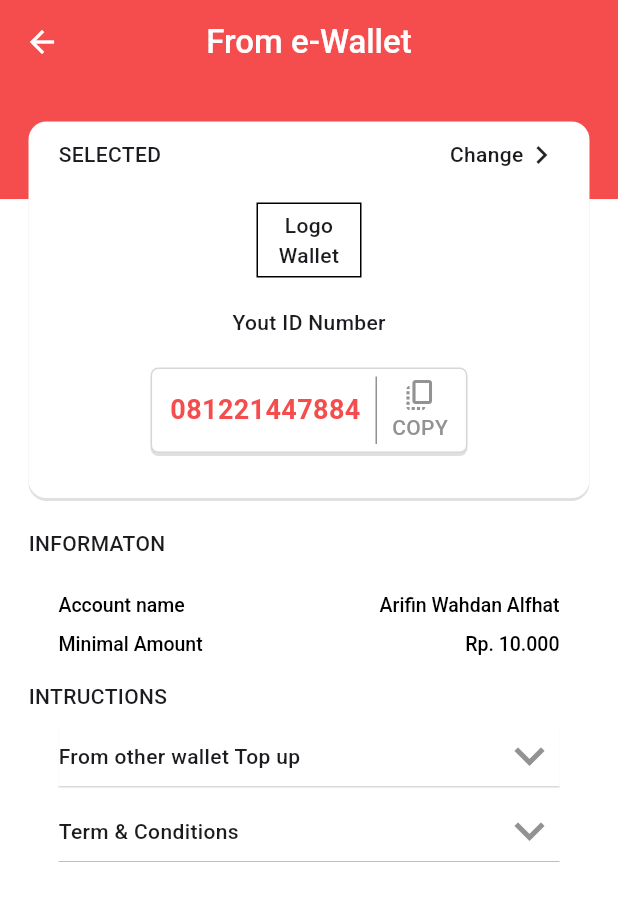
After one commit to qhmd/slice_ui, a Flutter app: the Slice8 screen opened directly, on a phone screen of 412 x 824 dp. The commit adds this screen. Shown: the top 901 px of the screen. Run offline on Flutter 3.47's test engine with Material 3 defaults, Android fonts, the phone set to English and light mode, and no system bars; our stand-ins replace flutter_dash; network calls fail.

Commit message:
add slide 8

```diff
--- a/lib/main.dart
+++ b/lib/main.dart
@@ -6,6 +6,7 @@ import 'package:slicing_1/page/slice_4.dart';
 import 'package:slicing_1/page/slice_5.dart';
 import 'package:slicing_1/page/slide.dart';
 import 'package:slicing_1/page/slide7.dart';
+import 'package:slicing_1/page/slide8.dart';
 import 'package:slicing_1/page/slide_6.dart';
 
 void main() {
@@ -20,7 +21,7 @@ class MainApp extends StatefulWidget {
 }
 
 class _MainAppState extends State<MainApp> {
-  final List<Widget> _page = [Slice1(), Slice2(), Slide(), Slice3(), Slice4(), Slice5(), Slice6(), Slide7()];
+  final List<Widget> _page = [Slice1(), Slice2(), Slide(), Slice3(), Slice4(), Slice5(), Slice6(), Slide7(), Slice8()];
   int _indexPage = 0;
 
   @override
@@ -47,6 +48,7 @@ class _MainAppState extends State<MainApp> {
             BottomNavigationBarItem(icon: Icon(Icons.home), label: "Slice for 5"),
             BottomNavigationBarItem(icon: Icon(Icons.home), label: "Slice for 6"),
             BottomNavigationBarItem(icon: Icon(Icons.home), label: "Slice for 7"),
+            BottomNavigationBarItem(icon: Icon(Icons.home), label: "Slice for 8"),
           ],
         ),
       ),
--- a/lib/page/slice_4.dart
+++ b/lib/page/slice_4.dart
@@ -14,11 +14,10 @@ class Slice4State extends State<Slice4> {
       appBar: AppBar(
         backgroundColor: const Color.fromARGB(255, 231, 231, 231),
         leading: Icon(Icons.arrow_back_ios),
-        title: Center(
-          child: Text(
-            "Input Jumlah Saldo",
-            style: TextStyle(fontWeight: FontWeight.w400, fontSize: 20),
-          ),
+        centerTitle: true,
+        title: Text(
+          "Input Jumlah Saldo",
+          style: TextStyle(fontWeight: FontWeight.w400, fontSize: 20),
         ),
       ),
       body: Container(
--- a/lib/page/slide7.dart
+++ b/lib/page/slide7.dart
@@ -123,20 +123,6 @@ class Slide7 extends StatelessWidget {
                           mainAxisAlignment: MainAxisAlignment.spaceBetween,
                           children: [
                             const Text(
-                              "Recipient",
-                              style: TextStyle(fontFamily: "Roboto"),
-                            ),
-                            const Text(
-                              "ARIEF WAHDANI  ALFHAT",
-                              style: TextStyle(fontFamily: "Roboto"),
-                            ),
-                          ],
-                        ),
-                        const SizedBox(height: 20),
-                        Row(
-                          mainAxisAlignment: MainAxisAlignment.spaceBetween,
-                          children: [
-                            const Text(
                               "Bank Destination",
                               style: TextStyle(fontFamily: "Roboto"),
                             ),
@@ -182,7 +168,9 @@ class Slide7 extends StatelessWidget {
                         Row(
                           mainAxisAlignment: MainAxisAlignment.spaceAround,
                           children: [
-                            Row(
+                            GestureDetector(
+                              onTap: () {print("tes");},
+                              child: Row(
                                 children: [
                                   const Icon(Icons.download, color: Colors.blue),
                                   const SizedBox(width: 10),
@@ -192,7 +180,10 @@ class Slide7 extends StatelessWidget {
                                   ),
                                 ],
                               ),
-                            Row(
+                            ),
+                            GestureDetector(
+                              onTap: () {},
+                              child: Row(
                                 children: [
                                   const Icon(Icons.share_rounded, color: Colors.blue),
                                   const SizedBox(width: 10),
@@ -201,6 +192,7 @@ class Slide7 extends StatelessWidget {
                                     style: TextStyle(color: Colors.blue),
                                   ),
                                 ],
+                              ),
                             ),
                           ],
                         ),
--- /dev/null
+++ b/lib/page/slide8.dart
@@ -0,0 +1,339 @@
+import 'package:flutter/material.dart';
+
+class Slice8 extends StatefulWidget {
+  const Slice8({super.key});
+
+  @override
+  State<Slice8> createState() => _Slice8State();
+}
+
+class _Slice8State extends State<Slice8> {
+  bool dropDown1 = false;
+  bool dropDown2 = false;
+  @override
+  Widget build(BuildContext context) {
+    return Scaffold(
+      appBar: AppBar(
+        centerTitle: true,
+        backgroundColor: const Color(0xFFF54D4D),
+        leading: const Icon(Icons.arrow_back, color: Colors.white),
+        title: const Text(
+          "From e-Wallet",
+          style: TextStyle(color: Colors.white),
+        ),
+      ),
+      body: Stack(
+        children: [
+          Column(
+            children: [
+              Expanded(
+                flex: 1,
+                child: Container(color: const Color(0xFFF54D4D)),
+              ),
+              Flexible(flex: 9, child: Container(color: Colors.white)),
+            ],
+          ),
+          SingleChildScrollView(
+            child: Padding(
+              padding: const EdgeInsets.symmetric(horizontal: 19, vertical: 25),
+              child: Column(
+                children: [
+                  Container(
+                    alignment: Alignment.center,
+                    decoration: BoxDecoration(
+                      boxShadow: [
+                        BoxShadow(offset: Offset(0, 2), color: Colors.black12),
+                      ],
+                      borderRadius: BorderRadius.circular(12),
+                      color: Colors.white,
+                    ),
+                    padding: EdgeInsets.only(left: 20,right: 20, top: 10,bottom: 30),
+                    child: Column(
+                      children: [
+                        Row(
+                          mainAxisAlignment: MainAxisAlignment.spaceBetween,
+                          children: [
+                            const Text("SELECTED"),
+                            GestureDetector(
+                              onTap: () {
+                                // to change
+                              },
+                              child: Row(
+                                children: [
+                                  const Text("Change"),
+                                  const Icon(Icons.keyboard_arrow_right),
+                                ],
+                              ),
+                            ),
+                          ],
+                        ),
+                        SizedBox(height: 20),
+                        Container(
+                          alignment: Alignment.center,
+                          height: 50,
+                          width: 70,
+                          decoration: BoxDecoration(
+                            border: Border.all(color: Colors.black),
+                          ),
+                          child: Text(
+                            "Logo Wallet",
+                            textAlign: TextAlign.center,
+                          ),
+                        ),
+                        SizedBox(height: 20),
+                        Text("Yout ID Number"),
+                        SizedBox(height: 20),
+                        Container(
+                          padding: EdgeInsets.symmetric(
+                            horizontal: 12,
+                            vertical: 5,
+                          ),
+                          decoration: BoxDecoration(
+                            color: Colors.white,
+                            boxShadow: [
+                              BoxShadow(
+                                color: Colors.black12,
+                                offset: Offset(0, 2),
+                              ),
+                            ],
+                            borderRadius: BorderRadius.circular(5),
+                            border: Border.all(color: Color(0xFFD7D7D7)),
+                          ),
+                          child: SizedBox(
+                            height: 45,
+                            child: Row(
+                              mainAxisSize: MainAxisSize.min,
+                              children: [
+                                const Text(
+                                  "081221447884",
+                                  style: TextStyle(
+                                    color: Color(0xFFF54D4D),
+                                    fontSize: 18,
+                                    fontWeight: FontWeight.w600,
+                                  ),
+                                ),
+                                const SizedBox(width: 10),
+                                VerticalDivider(
+                                  width: 1,
+                                  color: Color(0xFF929292),
+                                ),
+                                const SizedBox(width: 10),
+                                Column(
+                                  children: [
+                                    const Icon(
+                                      Icons.copy_all,
+                                      color: Color(0xFF929292),
+                                    ),
+                                    Text(
+                                      "COPY",
+                                      style: TextStyle(
+                                        color: Color(0xFF929292),
+                                      ),
+                                    ),
+                                  ],
+                                ),
+                              ],
+                            ),
+                          ),
+                        ),
+                      ],
+                    ),
+                  ),
+                  SizedBox(height: 20),
+                  Align(
+                    alignment: Alignment.centerLeft,
+                    child: Text("INFORMATON", textAlign: TextAlign.start),
+                  ),
+                  Padding(
+                    padding: const EdgeInsets.symmetric(
+                      vertical: 15,
+                      horizontal: 20,
+                    ),
+                    child: DefaultTextStyle(
+                      style: TextStyle(color: Colors.black, fontSize: 13,height: 2),
+                      child: Column(
+                        children: [
+                          Row(
+                            mainAxisAlignment: MainAxisAlignment.spaceBetween,
+                            children: [
+                              Text("Account name"),
+                              Text("Arifin Wahdan Alfhat"),
+                            ],
+                          ),
+                          Row(
+                            mainAxisAlignment: MainAxisAlignment.spaceBetween,
+                            children: [
+                              Text("Minimal Amount"),
+                              Text("Rp. 10.000"),
+                            ],
+                          ),
+                        ],
+                      ),
+                    ),
+                  ),
+                  Align(
+                    alignment: Alignment.centerLeft,
+                    child: Text("INTRUCTIONS", textAlign: TextAlign.start),
+                  ),
+                  Padding(
+                    padding: const EdgeInsets.symmetric(
+                      horizontal: 20,
+                      vertical: 10,
+                    ),
+                    child: InkWell(
+                      onTap: () {
+                        setState(() {
+                          dropDown1 = !dropDown1;
+                          print(dropDown1);
+                        });
+                      },
+                      child: Container(
+                        decoration: BoxDecoration(
+                          color: Colors.white,
+                          boxShadow: [
+                            BoxShadow(
+                              color: Colors.black12,
+                              offset: Offset(0, 1),
+                            ),
+                          ],
+                        ),
+                        child: Column(
+                          children: [
+                            Container(
+                              decoration: BoxDecoration(
+                                color: Colors.white,
+                                border: Border(
+                                  bottom: BorderSide(
+                                    width: 0.1,
+                                    color: Color(0xFF929292),
+                                  ),
+                                ),
+                              ),
+                              child: Row(
+                                mainAxisAlignment:
+                                    MainAxisAlignment.spaceBetween,
+                                children: [
+                                  const Text("From other wallet Top up"),
+                                  dropDown1
+                                      ? const Icon(
+                                          Icons.keyboard_arrow_up_rounded,
+                                          size: 40,
+                                          color: Color(0xFF929292),
+                                        )
+                                      : const Icon(
+                                          Icons.keyboard_arrow_down_sharp,
+                                          size: 40,
+                                          color: Color(0xFF929292),
+                                        ),
+                                ],
+                              ),
+                            ),
+                          ],
+                        ),
+                      ),
+                    ),
+                  ),
+
+                  if (dropDown1)
+                    Padding(
+                      padding: const EdgeInsets.symmetric(
+                        vertical: 10,
+                        horizontal: 40,
+                      ),
+                      child: DefaultTextStyle(
+                        style: TextStyle(color: Color(0xFF929292), height: 1.4),
+                        child: Column(
+                          crossAxisAlignment: CrossAxisAlignment.start,
+                          children: [
+                            const Text(
+                              "1. insert your card and enter your PIN",
+                            ),
+                            const Text("2. select transfert in yout menu"),
+                            const Text("3. Choose the source account"),
+                            const Text(
+                              "4. Enter reciepsent virtual safasa gsdgsdgas sdag sdgsad as",
+                            ),
+                            const Text("5. Confirm the transefer details"),
+                            const Text("6. op receive or not"),
+                            const Text("7. verify the transfer account"),
+                            const Text("7. verify the transfer account"),
+                            const Text("8. collecto yout card ande recevied"),
+                          ],
+                        ),
+                      ),
+                    ),
+
+                  Padding(
+                    padding: const EdgeInsets.symmetric(horizontal: 20),
+                    child: InkWell(
+                      onTap: () {
+                        setState(() {
+                          dropDown2 = !dropDown2;
+                        });
+                      },
+                      child: Container(
+                        decoration: BoxDecoration(
+                          border: Border(
+                            bottom: BorderSide(
+                              color: Color(0xFF929292),
+                              width: 0.4,
+                            ),
+                          ),
+                        ),
+                        child: Row(
+                          mainAxisAlignment: MainAxisAlignment.spaceBetween,
+                          children: [
+                            const Text("Term & Conditions"),
+                            dropDown2
+                                ? const Icon(
+                                    Icons.keyboard_arrow_up_outlined,
+                                    color: Color(0xFF929292),
+                                    size: 40,
+                                  )
+                                : const Icon(
+                                    Icons.keyboard_arrow_down,
+                                    size: 40,
+                                    color: Color(0xFF929292),
+                                  ),
+                          ],
+                        ),
+                      ),
+                    ),
+                  ),
+                  if (dropDown2)
+                    DefaultTextStyle(
+                      style: TextStyle(color: Color(0xFF929292), height: 1.4),
+                      child: Padding(
+                        padding: const EdgeInsets.symmetric(
+                          horizontal: 40,
+                          vertical: 10,
+                        ),
+                        child: Column(
+                          crossAxisAlignment: CrossAxisAlignment.start,
+                          children: [
+                            const Text(
+                              "1. insert your card and enter your PIN",
+                            ),
+                            const Text("2. select transfert in yout menu"),
+                            const Text("3. Choose the source account"),
+                            const Text(
+                              "4. Enter reciepsent virtual safasa gsdgsdgas sdag sdgsad as",
+                            ),
+                            const Text("5. Confirm the transefer details"),
+                            const Text("6. op receive or not"),
+                            const Text("7. verify the transfer account"),
+                            const Text("7. verify the transfer account"),
+                            const Text("8. collecto yout card ande recevied"),
+                          ],
+                        ),
+                      ),
+                    ),
+                ],
+              ),
+            ),
+          ),
+        ],
+      ),
+    );
+  }
+}
```
Also changed, not shown: 2 other files. Lines whose indentation alone changed are shown as unchanged.
